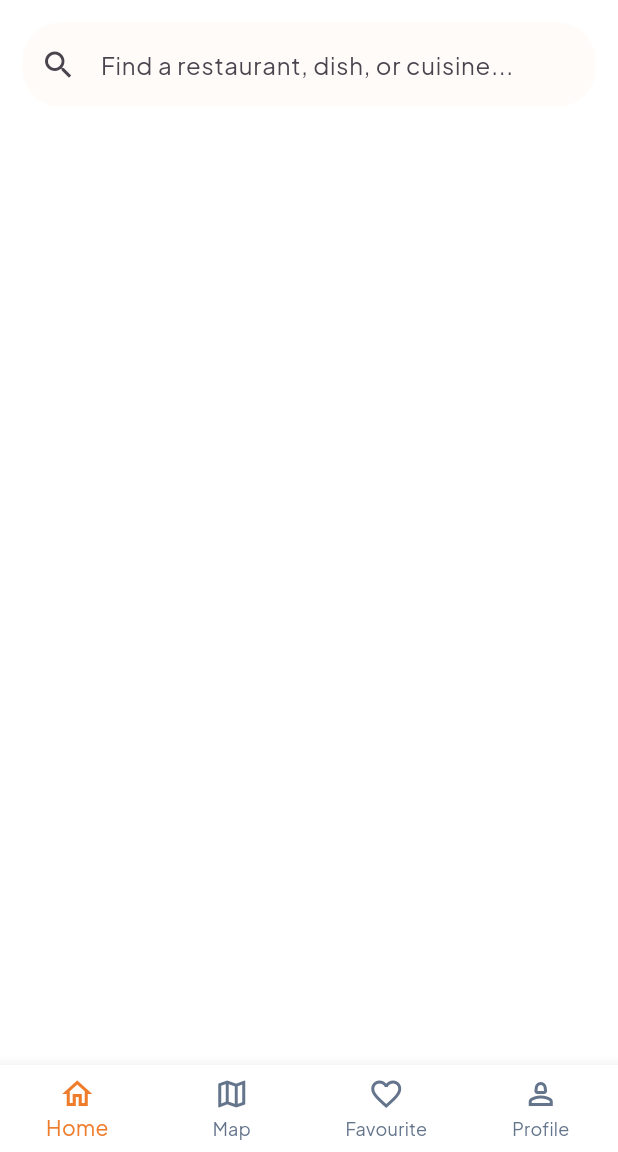
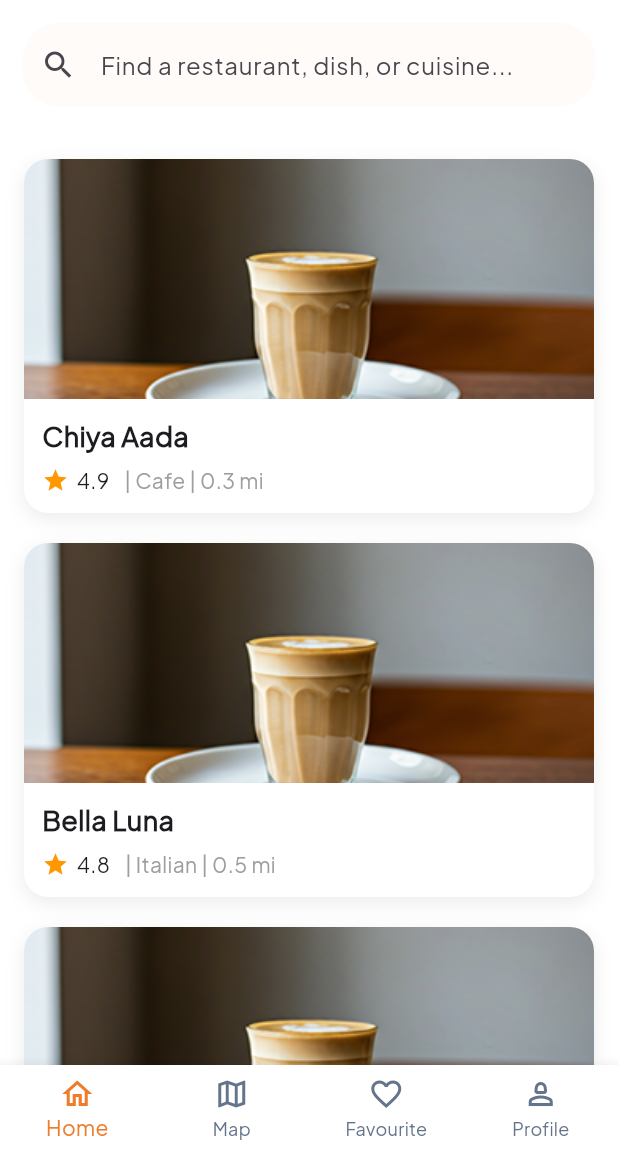
Before and after one commit to SnehaMdhr/munch_nearby, a Flutter app: the BottomNavigationBarForCustomer screen opened directly, on a phone screen of 412 x 824 dp, the part 84-1236 px from its top. Run offline on Flutter 3.47's test engine with Material 3 defaults, Android fonts, the phone set to English and light mode, and no system bars.

Commit message:
dashboard for customer compeleted

```diff
--- a/lib/screens/bottom_screen_customer/home_screen.dart
+++ b/lib/screens/bottom_screen_customer/home_screen.dart
@@ -1,5 +1,7 @@
 import 'package:flutter/material.dart';
 import 'package:munch_nearby/widgets/top_search_bar.dart';
+
+import '../../widgets/restaurant_card.dart';
 
 class HomeScreen extends StatelessWidget {
   const HomeScreen({super.key});
@@ -11,7 +13,34 @@ class HomeScreen extends StatelessWidget {
         child: Column(
             crossAxisAlignment: CrossAxisAlignment.start,
             children: [
-              TopSearchBar()
+              TopSearchBar(),
+              const SizedBox(height: 20),
+
+              const RestaurantCard(
+                image: "assets/images/chiya.png",
+                name: "Chiya Aada",
+                rating: 4.9,
+                type: "Cafe",
+                distance: "0.3 mi",
+              ),
+              const SizedBox(height: 20),
+
+              const RestaurantCard(
+                image: "assets/images/chiya.png",
+                name: "Bella Luna",
+                rating: 4.8,
+                type: "Italian",
+                distance: "0.5 mi",
+              ),
+              const SizedBox(height: 20),
+
+              const RestaurantCard(
+                image: "assets/images/chiya.png",
+                name: "Green Leaf",
+                rating: 4.7,
+                type: "Vegan",
+                distance: "0.6 mi",
+              ),
             ]
         ),
       ))
--- /dev/null
+++ b/lib/widgets/restaurant_card.dart
@@ -0,0 +1,81 @@
+import 'package:flutter/material.dart';
+
+class RestaurantCard extends StatelessWidget {
+  final String image;
+  final String name;
+  final double rating;
+  final String type;
+  final String distance;
+
+  const RestaurantCard({
+    super.key,
+    required this.image,
+    required this.name,
+    required this.rating,
+    required this.type,
+    required this.distance,
+  });
+
+  @override
+  Widget build(BuildContext context) {
+    return Container(
+      margin: const EdgeInsets.symmetric(horizontal: 16),
+      decoration: BoxDecoration(
+        color: Colors.white,
+        borderRadius: BorderRadius.circular(16),
+        boxShadow: [
+          BoxShadow(
+            color: Colors.grey.withOpacity(0.2),
+            blurRadius: 10,
+            offset: const Offset(0, 4),
+          ),
+        ],
+      ),
+      child: Column(
+        crossAxisAlignment: CrossAxisAlignment.start,
+        children: [
+          ClipRRect(
+            borderRadius: const BorderRadius.vertical(
+              top: Radius.circular(16),
+            ),
+            child: Image.asset(
+              image,
+              height: 160,
+              width: double.infinity,
+              fit: BoxFit.cover,
+            ),
+          ),
+          Padding(
+            padding: const EdgeInsets.all(12),
+            child: Column(
+              crossAxisAlignment: CrossAxisAlignment.start,
+              children: [
+                Text(
+                  name,
+                  style: const TextStyle(
+                    fontSize: 18,
+                    fontWeight: FontWeight.w600,
+                  ),
+                ),
+                const SizedBox(height: 6),
+                Row(
+                  children: [
+                    const Icon(Icons.star,
+                        color: Colors.orange, size: 18),
+                    const SizedBox(width: 5),
+                    Text("$rating"),
+                    const SizedBox(width: 10),
+                    Text(
+                      "| $type | $distance",
+                      style: const TextStyle(color: Colors.grey),
+                    ),
+                  ],
+                ),
+              ],
+            ),
+          ),
+        ],
+      ),
+    );
+  }
+}
```
